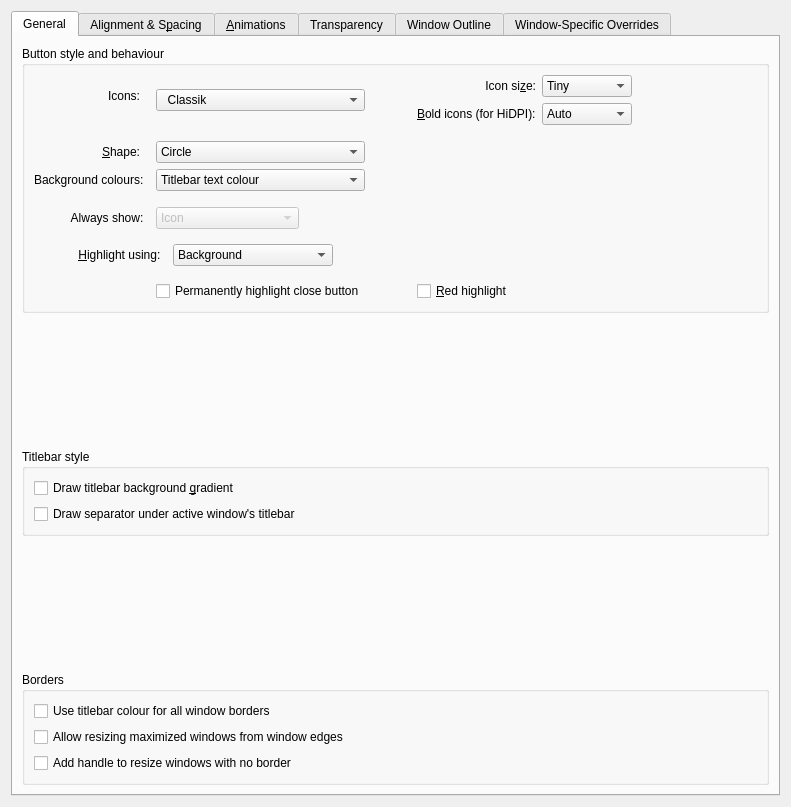
paulmcauley/klassy, file kdecoration/config/ui/breezeconfigurationui.ui: the form before one commit.
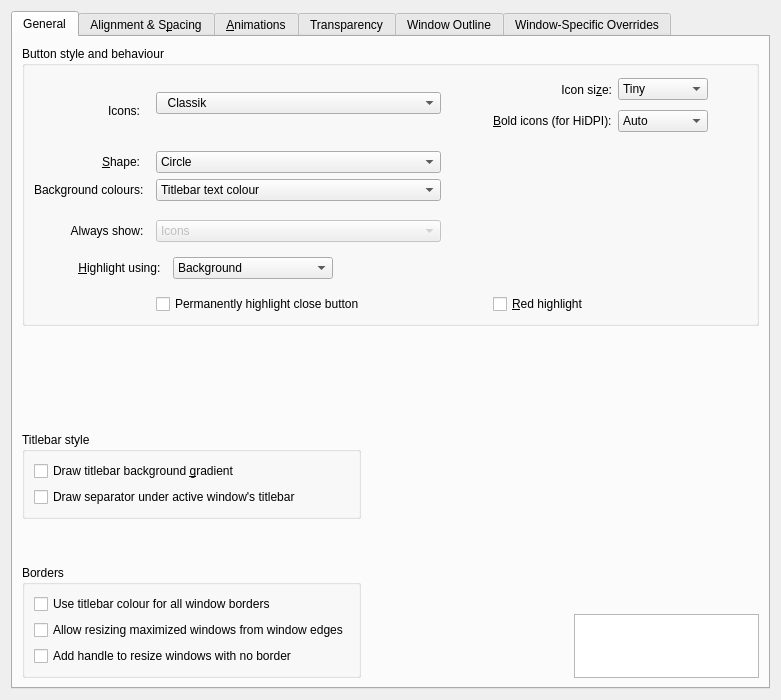
The form after the commit. Icons and pictures are not drawn. Custom widgets are drawn as their Qt base class.

Commit message: Add Accent colour window outline option with UI + much more Scale window outline thickness using round instead of floor Adjust window outline geometries Fix animation glitch caused by header areas animating out of sync Only show titlebar separator if not maximized; do not reserve 1px for it if not needed Added logo Updated defaults

```diff
--- a/kdecoration/config/ui/breezeconfigurationui.ui
+++ b/kdecoration/config/ui/breezeconfigurationui.ui
@@ -6,10 +6,16 @@
    <rect>
     <x>0</x>
     <y>0</y>
-    <width>791</width>
-    <height>807</height>
+    <width>781</width>
+    <height>700</height>
    </rect>
   </property>
+  <property name="sizePolicy">
+   <sizepolicy hsizetype="Preferred" vsizetype="Preferred">
+    <horstretch>0</horstretch>
+    <verstretch>0</verstretch>
+   </sizepolicy>
+  </property>
   <layout class="QVBoxLayout" name="verticalLayout">
    <item>
     <widget class="QTabWidget" name="tabWidget">
@@ -47,9 +53,123 @@
          <property name="title">
           <string>Button style and behaviour</string>
          </property>
-         <layout class="QVBoxLayout" name="verticalLayout_9">
+         <layout class="QGridLayout" name="gridLayout_5">
+          <item row="0" column="3">
+           <widget class="QLabel" name="label_4">
+            <property name="text">
+             <string>Icon si&amp;ze:</string>
+            </property>
+            <property name="alignment">
+             <set>Qt::AlignRight|Qt::AlignTrailing|Qt::AlignVCenter</set>
+            </property>
+            <property name="buddy">
+             <cstring>iconSize</cstring>
+            </property>
+           </widget>
+          </item>
+          <item row="0" column="4">
+           <widget class="QComboBox" name="iconSize">
           <item>
-           <layout class="QGridLayout" name="gridLayout_7">
+             <property name="text">
+              <string>Tiny</string>
+             </property>
+            </item>
+            <item>
+             <property name="text">
+              <string comment="@item:inlistbox Button size:">Small</string>
+             </property>
+            </item>
+            <item>
+             <property name="text">
+              <string comment="@item:inlistbox Button size:">Medium</string>
+             </property>
+            </item>
+            <item>
+             <property name="text">
+              <string comment="@item:inlistbox Button size:">Large</string>
+             </property>
+            </item>
+            <item>
+             <property name="text">
+              <string comment="@item:inlistbox Button size:">Very Large</string>
+             </property>
+            </item>
+           </widget>
+          </item>
+          <item row="0" column="5">
+           <spacer name="horizontalSpacer">
+            <property name="orientation">
+             <enum>Qt::Horizontal</enum>
+            </property>
+            <property name="sizeHint" stdset="0">
+             <size>
+              <width>4</width>
+              <height>29</height>
+             </size>
+            </property>
+           </spacer>
+          </item>
+          <item row="1" column="2">
+           <spacer name="horizontalSpacer_2">
+            <property name="orientation">
+             <enum>Qt::Horizontal</enum>
+            </property>
+            <property name="sizeType">
+             <enum>QSizePolicy::Preferred</enum>
+            </property>
+            <property name="sizeHint" stdset="0">
+             <size>
+              <width>40</width>
+              <height>20</height>
+             </size>
+            </property>
+           </spacer>
+          </item>
+          <item row="1" column="3">
+           <widget class="QLabel" name="label_16">
+            <property name="text">
+             <string>&amp;Bold icons (for HiDPI):</string>
+            </property>
+            <property name="buddy">
+             <cstring>boldButtonIcons</cstring>
+            </property>
+           </widget>
+          </item>
+          <item row="1" column="4">
+           <widget class="QComboBox" name="boldButtonIcons">
+            <item>
+             <property name="text">
+              <string>Auto</string>
+             </property>
+            </item>
+            <item>
+             <property name="text">
+              <string>Bold</string>
+             </property>
+            </item>
+            <item>
+             <property name="text">
+              <string>Fine</string>
+             </property>
+            </item>
+           </widget>
+          </item>
+          <item row="2" column="1">
+           <spacer name="verticalSpacer_2">
+            <property name="orientation">
+             <enum>Qt::Vertical</enum>
+            </property>
+            <property name="sizeType">
+             <enum>QSizePolicy::Fixed</enum>
+            </property>
+            <property name="sizeHint" stdset="0">
+             <size>
+              <width>20</width>
+              <height>13</height>
+             </size>
+            </property>
+           </spacer>
+          </item>
             <item row="3" column="0">
              <widget class="QLabel" name="label_9">
               <property name="text">
@@ -63,14 +183,143 @@
               </property>
              </widget>
             </item>
-            <item row="8" column="4">
+          <item row="3" column="1">
+           <widget class="QComboBox" name="buttonShape">
+            <item>
+             <property name="text">
+              <string>Circle</string>
+             </property>
+            </item>
+            <item>
+             <property name="text">
+              <string>Full-sized Rectangle</string>
+             </property>
+            </item>
+            <item>
+             <property name="text">
+              <string>Full-sized Rounded Rectangle</string>
+             </property>
+            </item>
+            <item>
+             <property name="text">
+              <string>Square</string>
+             </property>
+            </item>
+           </widget>
+          </item>
+          <item row="4" column="0">
+           <widget class="QLabel" name="label_22">
+            <property name="text">
+             <string>Background colours:  </string>
+            </property>
+            <property name="alignment">
+             <set>Qt::AlignRight|Qt::AlignTrailing|Qt::AlignVCenter</set>
+            </property>
+            <property name="buddy">
+             <cstring>backgroundColors</cstring>
+            </property>
+           </widget>
+          </item>
+          <item row="4" column="1">
+           <widget class="QComboBox" name="backgroundColors">
+            <item>
+             <property name="text">
+              <string>Titlebar text colour</string>
+             </property>
+            </item>
+            <item>
+             <property name="text">
+              <string>Accent colours</string>
+             </property>
+            </item>
+            <item>
+             <property name="text">
+              <string>Accent colours with traffic lights</string>
+             </property>
+            </item>
+           </widget>
+          </item>
+          <item row="5" column="1">
+           <spacer name="verticalSpacer_12">
+            <property name="orientation">
+             <enum>Qt::Vertical</enum>
+            </property>
+            <property name="sizeType">
+             <enum>QSizePolicy::Fixed</enum>
+            </property>
+            <property name="sizeHint" stdset="0">
+             <size>
+              <width>20</width>
+              <height>13</height>
+             </size>
+            </property>
+           </spacer>
+          </item>
+          <item row="6" column="0">
+           <widget class="QLabel" name="label_25">
+            <property name="text">
+             <string>Always show:  </string>
+            </property>
+            <property name="alignment">
+             <set>Qt::AlignRight|Qt::AlignTrailing|Qt::AlignVCenter</set>
+            </property>
+            <property name="buddy">
+             <cstring>alwaysShow</cstring>
+            </property>
+           </widget>
+          </item>
+          <item row="6" column="1">
+           <widget class="QComboBox" name="alwaysShow">
+            <property name="enabled">
+             <bool>false</bool>
+            </property>
+            <item>
+             <property name="text">
+              <string>Icons</string>
+             </property>
+            </item>
+            <item>
+             <property name="text">
+              <string>Icons and highlighted close button</string>
+             </property>
+            </item>
+            <item>
+             <property name="text">
+              <string>Icons with outlines</string>
+             </property>
+            </item>
+            <item>
+             <property name="text">
+              <string>Icons with outlines and highlighted close button</string>
+             </property>
+            </item>
+            <item>
+             <property name="text">
+              <string>Icons and backgrounds</string>
+             </property>
+            </item>
+            <item>
+             <property name="text">
+              <string>Backgrounds</string>
+             </property>
+            </item>
+           </widget>
+          </item>
+          <item row="8" column="1">
+           <widget class="QCheckBox" name="outlineCloseButton">
+            <property name="text">
+             <string>Permanently highlight close button</string>
+            </property>
+           </widget>
+          </item>
+          <item row="8" column="3">
              <widget class="QCheckBox" name="redOutline">
               <property name="text">
                <string>&amp;Red highlight</string>
               </property>
              </widget>
             </item>
-            <item row="0" column="1" rowspan="2" colspan="2">
+          <item row="0" column="1" rowspan="2">
              <widget class="QComboBox" name="buttonIconStyle">
               <property name="sizePolicy">
                <sizepolicy hsizetype="Minimum" vsizetype="Fixed">
@@ -122,59 +371,7 @@
               </item>
              </widget>
             </item>
-            <item row="0" column="6">
-             <spacer name="horizontalSpacer">
-              <property name="orientation">
-               <enum>Qt::Horizontal</enum>
-              </property>
-              <property name="sizeHint" stdset="0">
-               <size>
-                <width>10</width>
-                <height>20</height>
-               </size>
-              </property>
-             </spacer>
-            </item>
-            <item row="4" column="0">
-             <widget class="QLabel" name="label_22">
-              <property name="text">
-               <string>Background colours:  </string>
-              </property>
-              <property name="alignment">
-               <set>Qt::AlignRight|Qt::AlignTrailing|Qt::AlignVCenter</set>
-              </property>
-              <property name="buddy">
-               <cstring>backgroundColors</cstring>
-              </property>
-             </widget>
-            </item>
-            <item row="4" column="1" colspan="2">
-             <widget class="QComboBox" name="backgroundColors">
-              <item>
-               <property name="text">
-                <string>Titlebar text colour</string>
-               </property>
-              </item>
-              <item>
-               <property name="text">
-                <string>Accent colours</string>
-               </property>
-              </item>
-              <item>
-               <property name="text">
-                <string>Accent colours with traffic lights</string>
-               </property>
-              </item>
-             </widget>
-            </item>
-            <item row="8" column="1" colspan="2">
-             <widget class="QCheckBox" name="outlineCloseButton">
-              <property name="text">
-               <string>Permanently highlight close button</string>
-              </property>
-             </widget>
-            </item>
-            <item row="7" column="0" colspan="7">
+          <item row="7" column="0" colspan="5">
              <widget class="QStackedWidget" name="stackedWidget">
               <property name="inputMethodHints">
                <set>Qt::ImhNone</set>
@@ -207,6 +404,12 @@
                 </property>
                 <item>
                  <widget class="QLabel" name="label_26">
+                <property name="sizePolicy">
+                 <sizepolicy hsizetype="Minimum" vsizetype="Minimum">
+                  <horstretch>0</horstretch>
+                  <verstretch>0</verstretch>
+                 </sizepolicy>
+                </property>
                   <property name="minimumSize">
                    <size>
                     <width>133</width>
@@ -307,90 +510,17 @@
               </widget>
              </widget>
             </item>
-            <item row="6" column="1">
-             <widget class="QComboBox" name="alwaysShow">
-              <property name="enabled">
-               <bool>false</bool>
-              </property>
-              <item>
-               <property name="text">
-                <string>Icon</string>
-               </property>
-              </item>
-              <item>
-               <property name="text">
-                <string>Icon and outline</string>
-               </property>
-              </item>
-              <item>
-               <property name="text">
-                <string>Icon and background</string>
-               </property>
-              </item>
-              <item>
-               <property name="text">
-                <string>Background</string>
-               </property>
-              </item>
-             </widget>
-            </item>
-            <item row="0" column="5">
-             <widget class="QComboBox" name="iconSize">
-              <item>
-               <property name="text">
-                <string>Tiny</string>
-               </property>
-              </item>
-              <item>
-               <property name="text">
-                <string comment="@item:inlistbox Button size:">Small</string>
-               </property>
-              </item>
-              <item>
-               <property name="text">
-                <string comment="@item:inlistbox Button size:">Medium</string>
-               </property>
-              </item>
-              <item>
-               <property name="text">
-                <string comment="@item:inlistbox Button size:">Large</string>
-               </property>
-              </item>
-              <item>
-               <property name="text">
-                <string comment="@item:inlistbox Button size:">Very Large</string>
-               </property>
-              </item>
-             </widget>
-            </item>
-            <item row="0" column="3">
-             <spacer name="horizontalSpacer_2">
-              <property name="orientation">
-               <enum>Qt::Horizontal</enum>
-              </property>
-              <property name="sizeType">
-               <enum>QSizePolicy::Preferred</enum>
-              </property>
-              <property name="sizeHint" stdset="0">
-               <size>
-                <width>40</width>
-                <height>20</height>
-               </size>
-              </property>
-             </spacer>
-            </item>
-            <item row="1" column="4">
-             <widget class="QLabel" name="label_16">
-              <property name="text">
-               <string>&amp;Bold icons (for HiDPI):</string>
-              </property>
-              <property name="buddy">
-               <cstring>boldButtonIcons</cstring>
-              </property>
-             </widget>
-            </item>
-            <item row="0" column="0" rowspan="2" alignment="Qt::AlignTop">
+          <item row="0" column="0" rowspan="2">
              <widget class="QLabel" name="label_6">
+            <property name="minimumSize">
+             <size>
+              <width>0</width>
+              <height>0</height>
+             </size>
+            </property>
+            <property name="styleSheet">
+             <string notr="true"/>
+            </property>
               <property name="text">
                <string>
 Icons:   </string>
@@ -403,109 +533,6 @@
               </property>
              </widget>
             </item>
-            <item row="5" column="1">
-             <spacer name="verticalSpacer_12">
-              <property name="orientation">
-               <enum>Qt::Vertical</enum>
-              </property>
-              <property name="sizeType">
-               <enum>QSizePolicy::Fixed</enum>
-              </property>
-              <property name="sizeHint" stdset="0">
-               <size>
-                <width>20</width>
-                <height>10</height>
-               </size>
-              </property>
-             </spacer>
-            </item>
-            <item row="3" column="1" colspan="2">
-             <widget class="QComboBox" name="buttonShape">
-              <item>
-               <property name="text">
-                <string>Circle</string>
-               </property>
-              </item>
-              <item>
-               <property name="text">
-                <string>Full-sized Rectangle</string>
-               </property>
-              </item>
-              <item>
-               <property name="text">
-                <string>Full-sized Rounded Rectangle</string>
-               </property>
-              </item>
-              <item>
-               <property name="text">
-                <string>Square</string>
-               </property>
-              </item>
-             </widget>
-            </item>
-            <item row="6" column="0">
-             <widget class="QLabel" name="label_25">
-              <property name="text">
-               <string>Always show:  </string>
-              </property>
-              <property name="alignment">
-               <set>Qt::AlignRight|Qt::AlignTrailing|Qt::AlignVCenter</set>
-              </property>
-              <property name="buddy">
-               <cstring>alwaysShow</cstring>
-              </property>
-             </widget>
-            </item>
-            <item row="0" column="4">
-             <widget class="QLabel" name="label_4">
-              <property name="text">
-               <string>Icon si&amp;ze:</string>
-              </property>
-              <property name="alignment">
-               <set>Qt::AlignRight|Qt::AlignTrailing|Qt::AlignVCenter</set>
-              </property>
-              <property name="buddy">
-               <cstring>iconSize</cstring>
-              </property>
-             </widget>
-            </item>
-            <item row="2" column="1">
-             <spacer name="verticalSpacer_2">
-              <property name="orientation">
-               <enum>Qt::Vertical</enum>
-              </property>
-              <property name="sizeType">
-               <enum>QSizePolicy::Fixed</enum>
-              </property>
-              <property name="sizeHint" stdset="0">
-               <size>
-                <width>20</width>
-                <height>10</height>
-               </size>
-              </property>
-             </spacer>
-            </item>
-            <item row="1" column="5">
-             <widget class="QComboBox" name="boldButtonIcons">
-              <item>
-               <property name="text">
-                <string>Auto</string>
-               </property>
-              </item>
-              <item>
-               <property name="text">
-                <string>Bold</string>
-               </property>
-              </item>
-              <item>
-               <property name="text">
-                <string>Fine</string>
-               </property>
-              </item>
-             </widget>
-            </item>
-           </layout>
-          </item>
          </layout>
         </widget>
        </item>
@@ -517,12 +544,27 @@
          <property name="sizeHint" stdset="0">
           <size>
            <width>20</width>
-           <height>10</height>
+           <height>40</height>
           </size>
          </property>
         </spacer>
        </item>
        <item>
+        <layout class="QGridLayout" name="gridLayout_7">
+         <item row="1" column="0" colspan="2">
+          <spacer name="verticalSpacer_11">
+           <property name="orientation">
+            <enum>Qt::Vertical</enum>
+           </property>
+           <property name="sizeHint" stdset="0">
+            <size>
+             <width>20</width>
+             <height>40</height>
+            </size>
+           </property>
+          </spacer>
+         </item>
+         <item row="0" column="0">
         <widget class="QGroupBox" name="titlebar_groupBox">
          <property name="title">
           <string>Titlebar style</string>
@@ -545,40 +587,40 @@
          </layout>
         </widget>
        </item>
-       <item>
-        <spacer name="verticalSpacer_11">
+         <item row="2" column="1">
+          <spacer name="horizontalSpacer_26">
          <property name="orientation">
-          <enum>Qt::Vertical</enum>
+            <enum>Qt::Horizontal</enum>
          </property>
          <property name="sizeHint" stdset="0">
           <size>
-           <width>20</width>
-           <height>10</height>
+             <width>40</width>
+             <height>20</height>
           </size>
          </property>
         </spacer>
        </item>
-       <item>
+         <item row="2" column="0" rowspan="2">
         <widget class="QGroupBox" name="borders_groupBox">
          <property name="title">
           <string>Borders</string>
          </property>
-         <layout class="QVBoxLayout" name="verticalLayout_5">
-          <item>
+           <layout class="QGridLayout" name="gridLayout_4">
+            <item row="0" column="0">
            <widget class="QCheckBox" name="useTitlebarColorForAllBorders">
             <property name="text">
              <string>Use titlebar colour for all window borders</string>
             </property>
            </widget>
           </item>
-          <item>
+            <item row="1" column="0">
            <widget class="QCheckBox" name="drawBorderOnMaximizedWindows">
             <property name="text">
              <string>Allow resizing maximized windows from window edges</string>
             </property>
            </widget>
           </item>
-          <item>
+            <item row="2" column="0">
            <widget class="QCheckBox" name="drawSizeGrip">
             <property name="text">
              <string>Add handle to resize windows with no border</string>
@@ -588,6 +630,51 @@
          </layout>
         </widget>
        </item>
+         <item row="3" column="2">
+          <widget class="QGraphicsView" name="graphicsView">
+           <property name="sizePolicy">
+            <sizepolicy hsizetype="Fixed" vsizetype="Fixed">
+             <horstretch>0</horstretch>
+             <verstretch>0</verstretch>
+            </sizepolicy>
+           </property>
+           <property name="minimumSize">
+            <size>
+             <width>0</width>
+             <height>0</height>
+            </size>
+           </property>
+           <property name="maximumSize">
+            <size>
+             <width>185</width>
+             <height>64</height>
+            </size>
+           </property>
+           <property name="baseSize">
+            <size>
+             <width>0</width>
+             <height>0</height>
+            </size>
+           </property>
+           <property name="layoutDirection">
+            <enum>Qt::LeftToRight</enum>
+           </property>
+           <property name="styleSheet">
+            <string notr="true">border-image: url(:/classikstyles_config_icons/Classiks_logo.svg);</string>
+           </property>
+           <property name="interactive">
+            <bool>false</bool>
+           </property>
+           <property name="alignment">
+            <set>Qt::AlignBottom|Qt::AlignRight|Qt::AlignTrailing</set>
+           </property>
+           <property name="rubberBandSelectionMode">
+            <enum>Qt::IntersectsItemShape</enum>
+           </property>
+          </widget>
+         </item>
+        </layout>
+       </item>
       </layout>
      </widget>
      <widget class="QWidget" name="tab_alignment_spacing">
```
Left out of the diff: 336 changed lines with no effect on the pictures. Lines whose indentation alone changed are shown as unchanged. The commit also changes 10 other files.
